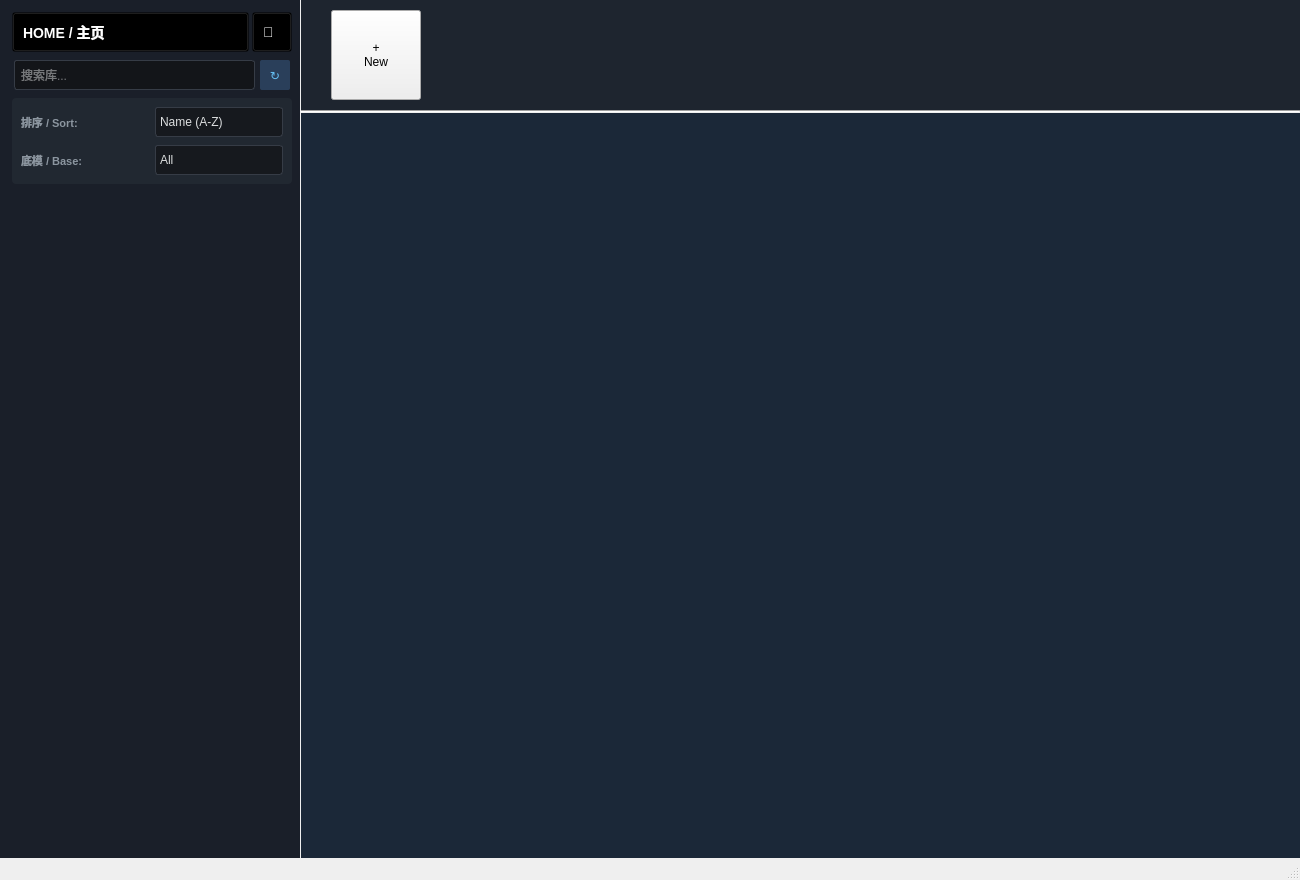
Qt form mainwindow.ui (hanbinhsh/SD-LoRA-Manager) before a commit.
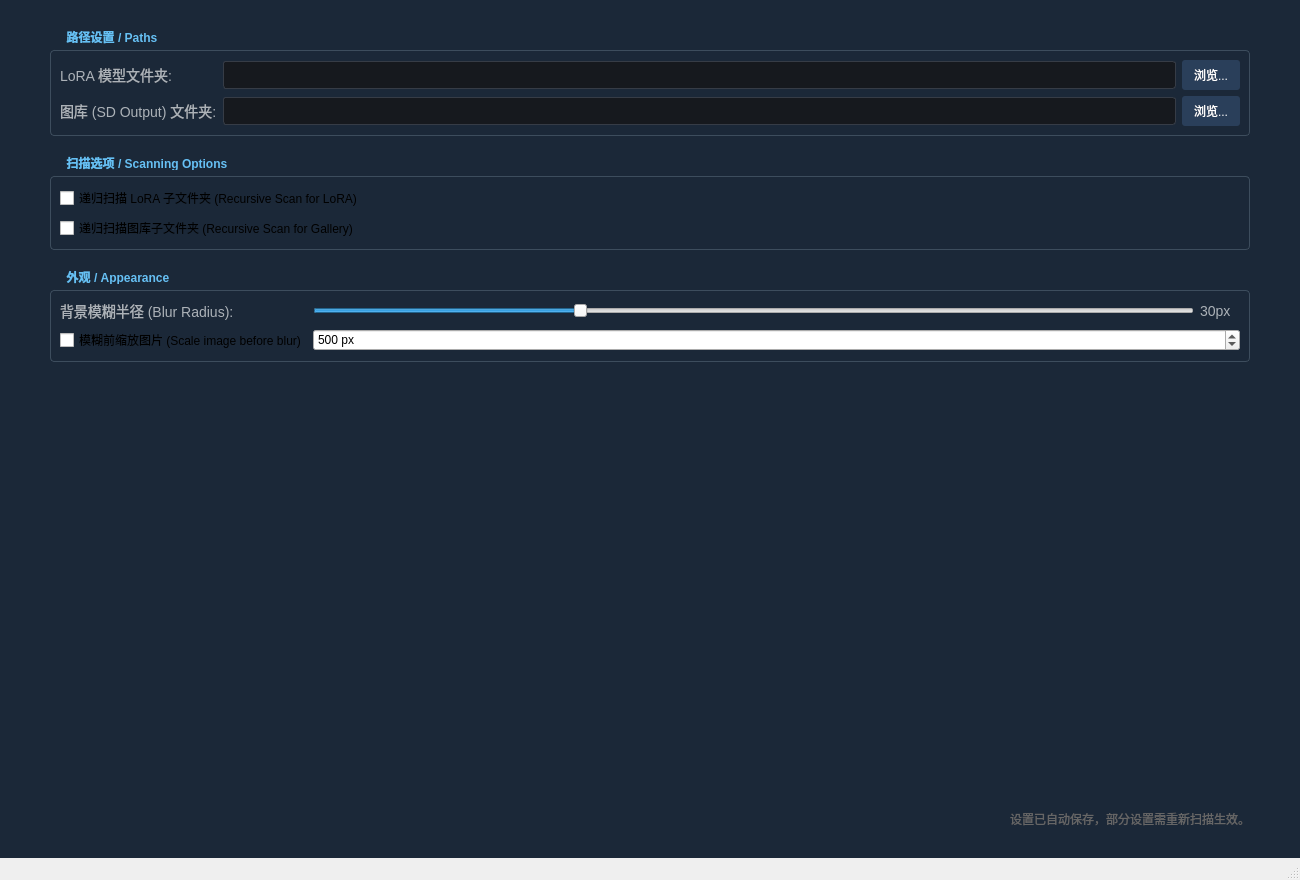
The same form after that commit. The open tabs and pages were chosen to show the change.

Commit message: 本地图库设置界面以及逻辑优化 bug：有时候切换模型，详情页的图片切换动画不会生效

```diff
--- a/mainwindow.ui
+++ b/mainwindow.ui
@@ -173,10 +173,40 @@
     background-color: #3d4450; 
     border: 3px solid #66c0f4; 
 }
+
+QWidget#pageSettings { background-color: #1b2838; color: #dcdedf; }
+QGroupBox { border: 1px solid #3d4d5d; margin-top: 20px; font-weight: bold; color: #66c0f4; border-radius: 4px; }
+QGroupBox::title { subcontrol-origin: margin; subcontrol-position: top left; left: 10px; padding: 0 5px; }
+#lblSetLora, #lblSetGallery, #lblBlur, #lblBlurValue { color: #acb2b8; font-size: 14px; }
+#editLoraPath, #editGalleryPath { background-color: #16191e; border: 1px solid #363c46; padding: 5px; color: #fff; border-radius: 3px; }
+#btnBrowseLora, #btnBrowseGallery { background-color: #2a3f5a; color: #fff; border: none; padding: 6px 12px; border-radius: 3px; }
+#btnBrowseLora:hove, #btnBrowseGallery:hover { background-color: #3d5677; }
 </string>
   </property>
   <widget class="QWidget" name="centralwidget">
-   <layout class="QHBoxLayout" name="horizontalLayout">
+   <layout class="QVBoxLayout" name="verticalLayout_Root">
+    <property name="spacing">
+     <number>0</number>
+    </property>
+    <property name="leftMargin">
+     <number>0</number>
+    </property>
+    <property name="topMargin">
+     <number>0</number>
+    </property>
+    <property name="rightMargin">
+     <number>0</number>
+    </property>
+    <property name="bottomMargin">
+     <number>0</number>
+    </property>
+    <item>
+     <widget class="QStackedWidget" name="rootStack">
+      <property name="currentIndex">
+       <number>0</number>
+      </property>
+      <widget class="QWidget" name="pageLibrary">
+       <layout class="QHBoxLayout" name="horizontalLayout_Lib">
     <property name="spacing">
      <number>0</number>
     </property>
@@ -1374,6 +1404,212 @@
          </item>
         </layout>
        </widget>
+          </widget>
+         </widget>
+        </item>
+       </layout>
+      </widget>
+      <widget class="QWidget" name="pageSettings">
+       <layout class="QVBoxLayout" name="verticalLayout_Settings">
+        <property name="spacing">
+         <number>20</number>
+        </property>
+        <property name="leftMargin">
+         <number>50</number>
+        </property>
+        <property name="topMargin">
+         <number>30</number>
+        </property>
+        <property name="rightMargin">
+         <number>50</number>
+        </property>
+        <property name="bottomMargin">
+         <number>30</number>
+        </property>
+        <item>
+         <widget class="QGroupBox" name="groupPaths">
+          <property name="title">
+           <string>路径设置 / Paths</string>
+          </property>
+          <layout class="QGridLayout" name="gridLayout_Paths">
+           <item row="0" column="0">
+            <widget class="QLabel" name="lblSetLora">
+             <property name="text">
+              <string>LoRA 模型文件夹:</string>
+             </property>
+            </widget>
+           </item>
+           <item row="0" column="1">
+            <widget class="QLineEdit" name="editLoraPath">
+             <property name="readOnly">
+              <bool>true</bool>
+             </property>
+            </widget>
+           </item>
+           <item row="0" column="2">
+            <widget class="QPushButton" name="btnBrowseLora">
+             <property name="cursor">
+              <cursorShape>PointingHandCursor</cursorShape>
+             </property>
+             <property name="text">
+              <string>浏览...</string>
+             </property>
+            </widget>
+           </item>
+           <item row="1" column="0">
+            <widget class="QLabel" name="lblSetGallery">
+             <property name="text">
+              <string>图库 (SD Output) 文件夹:</string>
+             </property>
+            </widget>
+           </item>
+           <item row="1" column="1">
+            <widget class="QLineEdit" name="editGalleryPath">
+             <property name="readOnly">
+              <bool>true</bool>
+             </property>
+            </widget>
+           </item>
+           <item row="1" column="2">
+            <widget class="QPushButton" name="btnBrowseGallery">
+             <property name="cursor">
+              <cursorShape>PointingHandCursor</cursorShape>
+             </property>
+             <property name="text">
+              <string>浏览...</string>
+             </property>
+            </widget>
+           </item>
+          </layout>
+         </widget>
+        </item>
+        <item>
+         <widget class="QGroupBox" name="groupScan">
+          <property name="title">
+           <string>扫描选项 / Scanning Options</string>
+          </property>
+          <layout class="QVBoxLayout" name="verticalLayout_ScanOpts">
+           <item>
+            <widget class="QCheckBox" name="chkRecursiveLora">
+             <property name="toolTip">
+              <string>勾选后将搜索子目录下的模型文件。</string>
+             </property>
+             <property name="text">
+              <string>递归扫描 LoRA 子文件夹 (Recursive Scan for LoRA)</string>
+             </property>
+            </widget>
+           </item>
+           <item>
+            <widget class="QCheckBox" name="chkRecursiveGallery">
+             <property name="toolTip">
+              <string>勾选后将搜索子目录下的图片文件。默认关闭以提高性能。</string>
+             </property>
+             <property name="text">
+              <string>递归扫描图库子文件夹 (Recursive Scan for Gallery)</string>
+             </property>
+            </widget>
+           </item>
+          </layout>
+         </widget>
+        </item>
+        <item>
+         <widget class="QGroupBox" name="groupAppearance">
+          <property name="title">
+           <string>外观 / Appearance</string>
+          </property>
+          <layout class="QGridLayout" name="gridLayout">
+           <item row="0" column="1">
+            <widget class="QSlider" name="sliderBlur">
+             <property name="minimum">
+              <number>0</number>
+             </property>
+             <property name="maximum">
+              <number>100</number>
+             </property>
+             <property name="value">
+              <number>30</number>
+             </property>
+             <property name="orientation">
+              <enum>Qt::Orientation::Horizontal</enum>
+             </property>
+            </widget>
+           </item>
+           <item row="0" column="2">
+            <widget class="QLabel" name="lblBlurValue">
+             <property name="minimumSize">
+              <size>
+               <width>40</width>
+               <height>0</height>
+              </size>
+             </property>
+             <property name="text">
+              <string>30px</string>
+             </property>
+            </widget>
+           </item>
+           <item row="0" column="0">
+            <widget class="QLabel" name="lblBlur">
+             <property name="text">
+              <string>背景模糊半径 (Blur Radius):</string>
+             </property>
+            </widget>
+           </item>
+           <item row="1" column="0">
+            <widget class="QCheckBox" name="chkDownscaleBlur">
+             <property name="toolTip">
+              <string>开启后会先将原图缩小再模糊，能极大提高大图背景的生成速度。</string>
+             </property>
+             <property name="text">
+              <string>模糊前缩放图片 (Scale image before blur)</string>
+             </property>
+            </widget>
+           </item>
+           <item row="1" column="1" colspan="2">
+            <widget class="QSpinBox" name="spinBlurWidth">
+             <property name="suffix">
+              <string> px</string>
+             </property>
+             <property name="minimum">
+              <number>64</number>
+             </property>
+             <property name="maximum">
+              <number>2048</number>
+             </property>
+             <property name="value">
+              <number>500</number>
+             </property>
+            </widget>
+           </item>
+          </layout>
+         </widget>
+        </item>
+        <item>
+         <spacer name="verticalSpacer_Settings">
+          <property name="orientation">
+           <enum>Qt::Orientation::Vertical</enum>
+          </property>
+          <property name="sizeHint" stdset="0">
+           <size>
+            <width>20</width>
+            <height>40</height>
+           </size>
+          </property>
+         </spacer>
+        </item>
+        <item>
+         <widget class="QLabel" name="lblStatusSettings">
+          <property name="styleSheet">
+           <string>color: #666; font-size: 12px;</string>
+          </property>
+          <property name="text">
+           <string>设置已自动保存，部分设置需重新扫描生效。</string>
+          </property>
+          <property name="alignment">
+           <set>Qt::AlignmentFlag::AlignRight|Qt::AlignmentFlag::AlignTrailing|Qt::AlignmentFlag::AlignVCenter</set>
+          </property>
+         </widget>
+        </item>
+       </layout>
       </widget>
      </widget>
     </item>
```
Left out of the diff: 68 changed lines with no effect on the pictures. Lines whose indentation alone changed are shown as unchanged. The commit also changes 2 other files.
